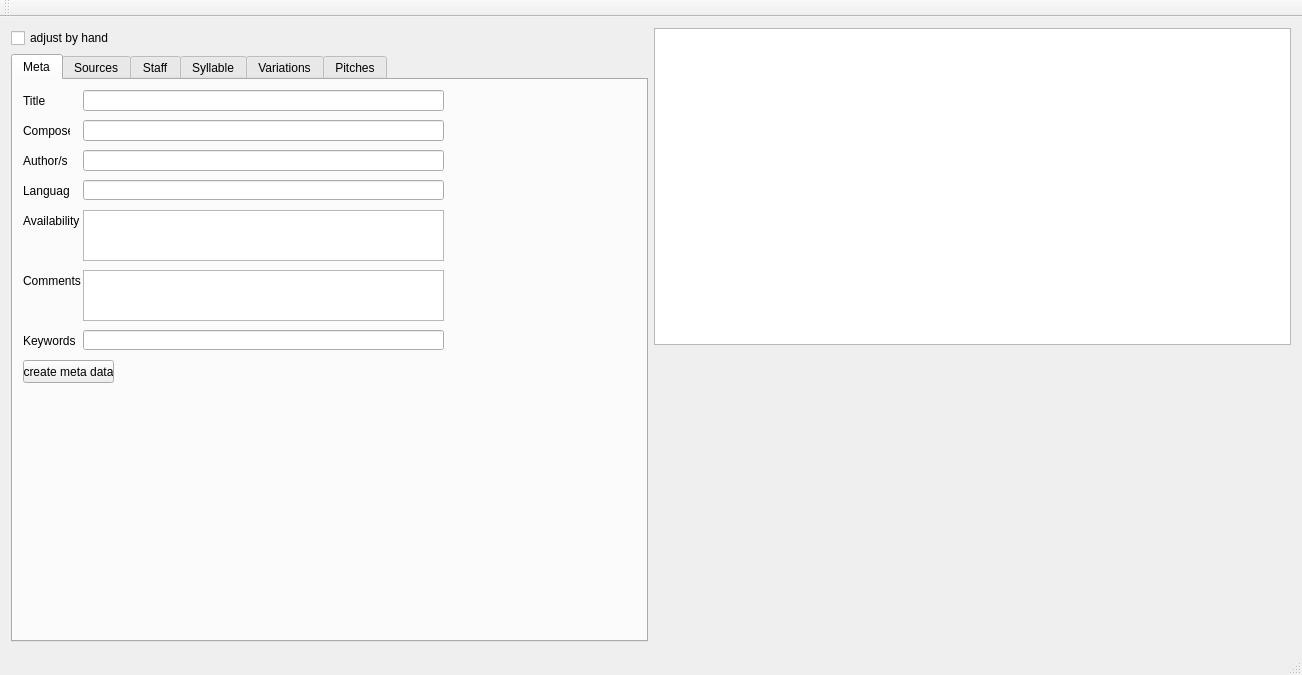
This is meiEditorWidget/mainwindow.ui in IRadioactiveman/MEITextEditor as Qt 5 draws it before an edit. The edited form follows.
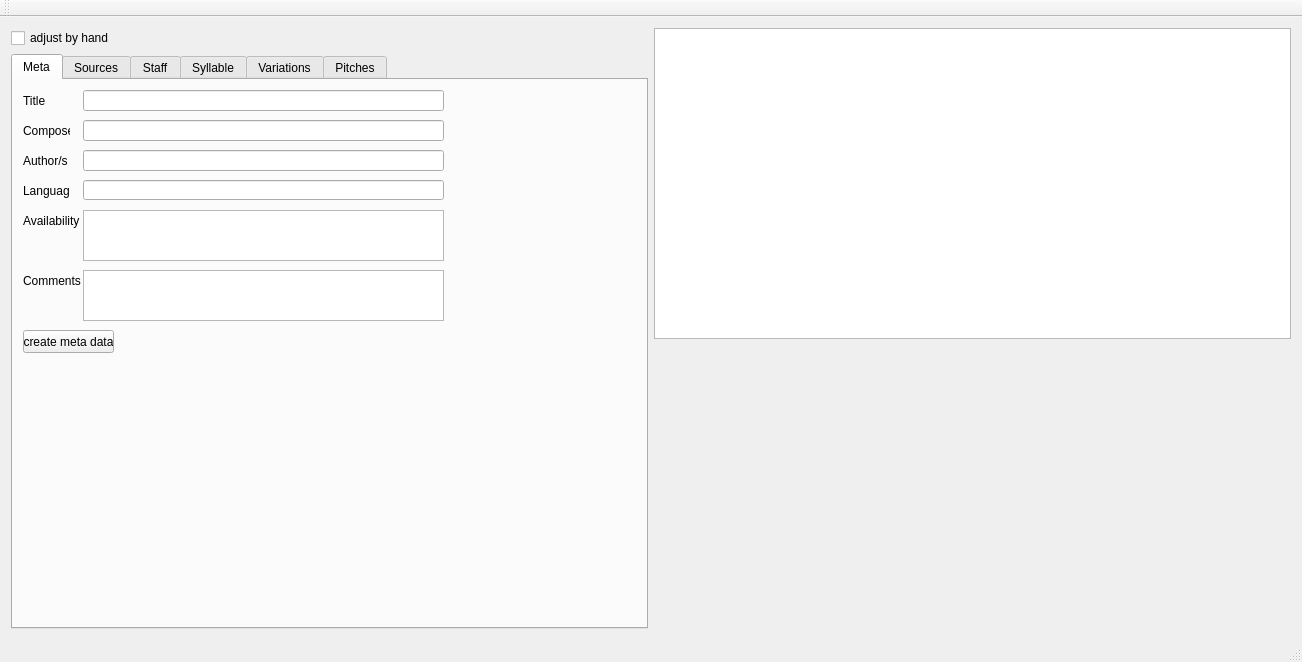
This is the edited form. The open tabs and pages were chosen to show the change. Custom widgets are drawn as their Qt base class.

```diff
--- a/meiEditorWidget/mainwindow.ui
+++ b/meiEditorWidget/mainwindow.ui
@@ -7,7 +7,7 @@
     <x>0</x>
     <y>0</y>
     <width>1302</width>
-    <height>675</height>
+    <height>662</height>
    </rect>
   </property>
   <property name="windowTitle">
@@ -45,7 +45,7 @@
         <property name="geometry">
          <rect>
           <x>10</x>
-          <y>280</y>
+          <y>250</y>
           <width>91</width>
           <height>23</height>
          </rect>
@@ -210,29 +210,6 @@
          <string>Language</string>
         </property>
        </widget>
-       <widget class="QLineEdit" name="keywordsLine">
-        <property name="geometry">
-         <rect>
-          <x>70</x>
-          <y>250</y>
-          <width>361</width>
-          <height>20</height>
-         </rect>
-        </property>
-       </widget>
-       <widget class="QLabel" name="keywordLabel">
-        <property name="geometry">
-         <rect>
-          <x>10</x>
-          <y>250</y>
-          <width>61</width>
-          <height>21</height>
-         </rect>
-        </property>
-        <property name="text">
-         <string>Keywords</string>
-        </property>
-       </widget>
       </widget>
       <widget class="QWidget" name="sources">
        <attribute name="title">
```
Left out of the diff: 40 changed lines with no effect on the pictures.
